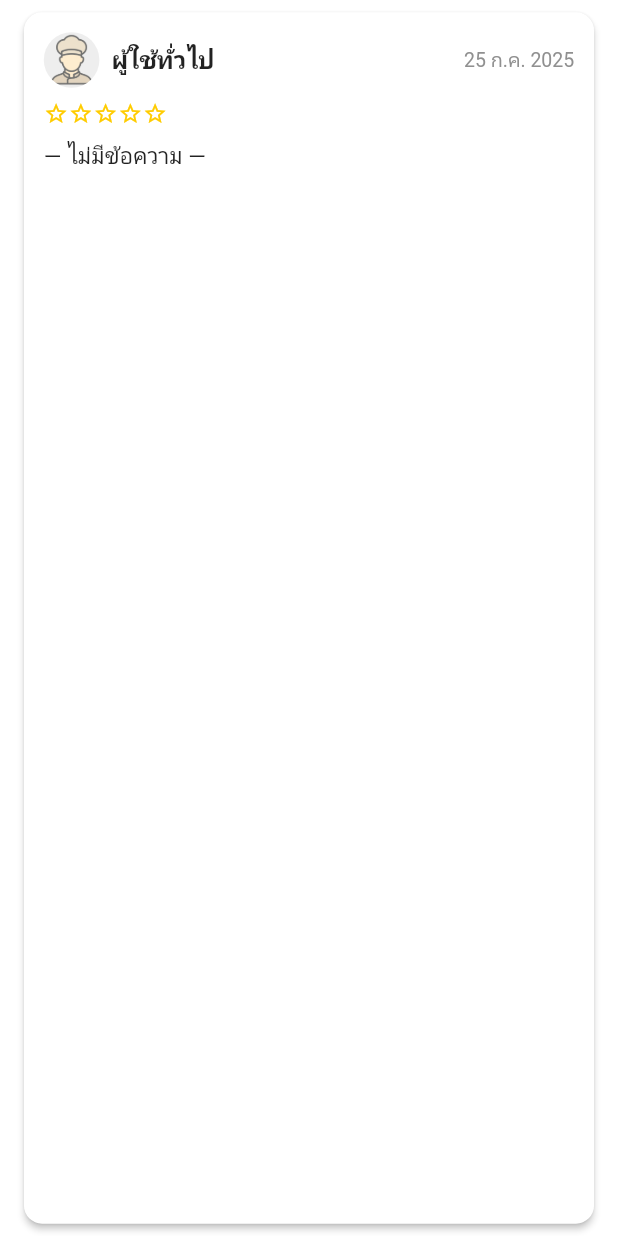
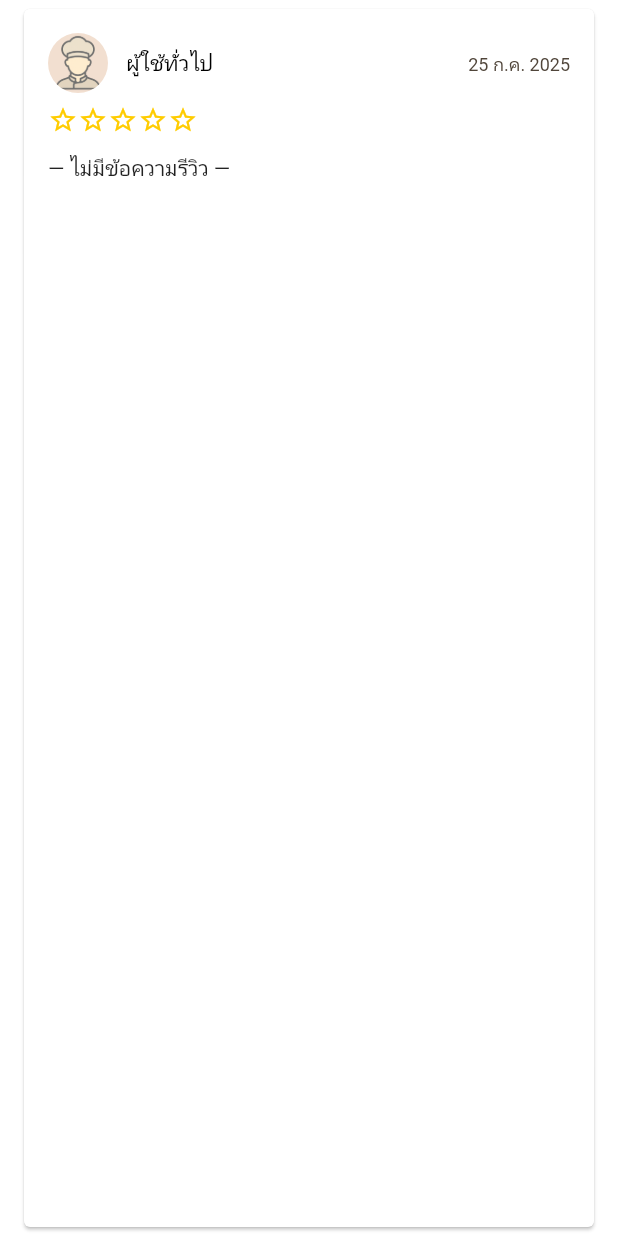
Before and after one commit to Hakuma17/Cookbook, a Flutter app: the CommentCard widget shown alone on an empty page, opened directly with empty values, on a phone screen of 412 x 824 dp. Run offline on Flutter 3.47's test engine with Material 3 defaults, Android fonts, the light colour scheme and no system bars; our stand-ins replace camera, device_info_plus, equatable, flutter_svg, flutter_tts, flutter_typeahead and 6 more; missing offline and left inert: tflite_flutter; accounts and stored records are empty.

Commit message:
refactor: ปรับปรุง UI และการจัดการข้อผิดพลาดใน CommentCard, CommentEditor และ CommentInputField โดยใช้ Theme แทนการคำนวณแบบ Manual

```diff
--- a/cookbook/lib/widgets/comment_card.dart
+++ b/cookbook/lib/widgets/comment_card.dart
@@ -1,5 +1,3 @@
-// lib/widgets/comment_card.dart
-
 import 'package:flutter/foundation.dart';
 import 'package:flutter/material.dart';
 import 'package:intl/intl.dart';
@@ -13,11 +11,11 @@ class CommentCard extends StatefulWidget {
   final ValueChanged<Comment>? onDelete;
 
   const CommentCard({
-    Key? key,
+    super.key,
     required this.comment,
     this.onEdit,
     this.onDelete,
-  }) : super(key: key);
+  });
 
   @override
   State<CommentCard> createState() => _CommentCardState();
@@ -25,150 +23,86 @@ class CommentCard extends StatefulWidget {
 
 class _CommentCardState extends State<CommentCard> {
   bool _expanded = false; // “ดูเพิ่มเติม”
-  int _hovered = -1; // index ดาวที่ hover (desktop)
 
   @override
   Widget build(BuildContext context) {
-    /* ── responsive metrics ── */
-    final w = MediaQuery.of(context).size.width;
-    double clamp(double v, double min, double max) =>
-        v < min ? min : (v > max ? max : v);
+    // ✅ 1. ลบ Manual Responsive Calculation และใช้ Theme
+    final theme = Theme.of(context);
+    final textTheme = theme.textTheme;
+    final colorScheme = theme.colorScheme;
 
-    final avatarR = clamp(w * .045, 14, 22);
-    final starSz = clamp(w * .040, 14, 18);
-    final nameF = clamp(w * .040, 13, 16);
-    final dateF = clamp(w * .033, 11, 13);
-    final textF = clamp(w * .039, 13, 15);
-    final editF = clamp(w * .038, 12, 14);
-    final cardPad = clamp(w * .032, 10, 16);
-    final headGap = clamp(w * .022, 6, 10);
-    final marginV = clamp(w * .020, 6, 12);
-
-    /* ── data mapping ── */
+    // --- Data Mapping ---
     final c = widget.comment;
-
     final userName = (c.profileName?.trim().isNotEmpty ?? false)
         ? c.profileName!
         : 'ผู้ใช้ทั่วไป';
-
     final dateText = c.createdAt != null
-        ? DateFormat('d MMM y', 'th').format(c.createdAt!)
+        ? DateFormat('d MMM yyyy', 'th').format(c.createdAt!)
         : 'ไม่ระบุวันที่';
-
     final avatarProvider = (c.avatarUrl?.isNotEmpty ?? false)
         ? NetworkImage(c.avatarUrl!)
         : const AssetImage('assets/images/default_avatar.png') as ImageProvider;
-
     final commentText = (c.comment?.trim().isNotEmpty ?? false)
         ? c.comment!
-        : '— ไม่มีข้อความ —';
+        : '— ไม่มีข้อความรีวิว —';
 
-    /* ── UI ── */
+    // --- UI ---
     return Card(
-      margin: EdgeInsets.symmetric(horizontal: 16, vertical: marginV),
-      shape: RoundedRectangleBorder(borderRadius: BorderRadius.circular(12)),
-      elevation: 2,
+      margin: const EdgeInsets.symmetric(horizontal: 16, vertical: 6),
       child: Padding(
-        padding: EdgeInsets.all(cardPad),
+        padding: const EdgeInsets.all(16.0),
         child: Column(
           crossAxisAlignment: CrossAxisAlignment.start,
           children: [
-            /* ---------- Header ---------- */
+            // --- Header ---
             Row(
+              crossAxisAlignment: CrossAxisAlignment.center,
               children: [
                 CircleAvatar(
-                  radius: avatarR,
-                  backgroundColor: Colors.grey.shade200,
+                  radius: 20,
+                  backgroundColor: colorScheme.surfaceVariant,
                   backgroundImage: avatarProvider,
                 ),
-                const SizedBox(width: 8),
+                const SizedBox(width: 12),
                 Expanded(
                   child: Text(
                     userName,
+                    style: textTheme.titleSmall,
                     maxLines: 1,
                     overflow: TextOverflow.ellipsis,
-                    style: TextStyle(
-                      fontSize: nameF,
-                      fontWeight: FontWeight.w600,
-                    ),
                   ),
                 ),
-                const SizedBox(width: 4),
+                const SizedBox(width: 8),
                 Text(
                   dateText,
-                  style: TextStyle(
-                    fontSize: dateF,
-                    color: const Color(0xFF909090),
-                  ),
+                  style: textTheme.bodySmall
+                      ?.copyWith(color: colorScheme.onSurfaceVariant),
                 ),
-                if (c.isMine && widget.onDelete != null) ...[
-                  const SizedBox(width: 4),
-                  PopupMenuButton<String>(
-                    iconSize: dateF + 4,
-                    padding: EdgeInsets.zero,
-                    onSelected: (v) {
-                      if (v == 'delete') widget.onDelete?.call(c);
-                    },
-                    itemBuilder: (_) => const [
-                      PopupMenuItem(value: 'delete', child: Text('ลบ')),
-                    ],
-                  ),
-                ],
+                // --- Popup Menu for Delete ---
+                if (c.isMine && widget.onDelete != null) _buildPopupMenu(c),
               ],
             ),
-            SizedBox(height: headGap),
-
-            /* ---------- Rating stars ---------- */
-            Row(
-              children: List.generate(5, (i) {
-                final filled = i < (c.rating ?? 0);
-                final star = Icon(
-                  filled ? Icons.star : Icons.star_border,
-                  size: starSz,
-                  color: const Color(0xFFFFCC00),
-                );
-
-                // hover effect on desktop / web
-                if (kIsWeb ||
-                    defaultTargetPlatform == TargetPlatform.macOS ||
-                    defaultTargetPlatform == TargetPlatform.windows ||
-                    defaultTargetPlatform == TargetPlatform.linux) {
-                  return MouseRegion(
-                    onEnter: (_) => setState(() => _hovered = i),
-                    onExit: (_) => setState(() => _hovered = -1),
-                    child: AnimatedScale(
-                      scale: _hovered == i ? 1.30 : 1.00,
-                      duration: const Duration(milliseconds: 180),
-                      child: star,
-                    ),
-                  );
-                }
-                return star;
-              }),
+            const SizedBox(height: 8),
+            // --- Rating Stars ---
+            _buildRatingStars(c.rating ?? 0, colorScheme),
+            const SizedBox(height: 12),
+            // --- Comment Body (expandable) ---
+            _ExpandableText(
+              text: commentText,
+              style: textTheme.bodyMedium,
+              toggleStyle: textTheme.bodyMedium?.copyWith(
+                color: colorScheme.primary,
+                fontWeight: FontWeight.bold,
+              ),
             ),
-            const SizedBox(height: 8),
-
-            /* ---------- Comment body (expandable) ---------- */
-            _expandable(commentText, textF),
-
-            /* ---------- Edit button ---------- */
+            // --- Edit Button ---
             if (c.isMine && widget.onEdit != null)
               Align(
-                alignment: Alignment.bottomRight,
+                alignment: Alignment.centerRight,
                 child: TextButton.icon(
-                  style: TextButton.styleFrom(
-                    foregroundColor: const Color(0xFF666666),
-                    minimumSize: const Size(64, 28),
-                    padding: EdgeInsets.zero,
-                    tapTargetSize: MaterialTapTargetSize.shrinkWrap,
-                  ),
-                  icon: Icon(Icons.edit, size: editF + 2),
-                  label: Text('แก้ไข',
-                      style: TextStyle(
-                        fontSize: editF,
-                        fontWeight: FontWeight.w500,
-                      )),
                   onPressed: () => widget.onEdit!.call(c),
+                  icon: const Icon(Icons.edit, size: 16),
+                  label: const Text('แก้ไข'),
                 ),
               ),
           ],
@@ -177,43 +111,88 @@ class _CommentCardState extends State<CommentCard> {
     );
   }
 
-  /* ───────── ย่อ / ขยายข้อความ ───────── */
-  Widget _expandable(String text, double fz) {
+  /// ✅ 2. แยก UI ย่อยๆ ออกมาเป็น Widget Builder และใช้ Theme
+  Widget _buildPopupMenu(Comment c) {
+    return SizedBox(
+      width: 32,
+      height: 32,
+      child: PopupMenuButton<String>(
+        iconSize: 18,
+        tooltip: 'ตัวเลือกเพิ่มเติม',
+        onSelected: (value) {
+          if (value == 'delete') widget.onDelete?.call(c);
+        },
+        itemBuilder: (_) => const [
+          PopupMenuItem(value: 'delete', child: Text('ลบรีวิว')),
+        ],
+      ),
+    );
+  }
+
+  Widget _buildRatingStars(int rating, ColorScheme colorScheme) {
+    return Row(
+      children: List.generate(5, (i) {
+        return Icon(
+          i < rating ? Icons.star : Icons.star_border,
+          size: 20,
+          color: const Color(0xFFFFCC00), // สีดาวยังคงเดิมได้เพื่อให้เด่นชัด
+        );
+      }),
+    );
+  }
+}
+
+/// ✅ 3. แยก Logic ของ Expandable Text ออกมาเป็น StatefulWidget ของตัวเอง
+class _ExpandableText extends StatefulWidget {
+  final String text;
+  final TextStyle? style;
+  final TextStyle? toggleStyle;
+
+  const _ExpandableText({required this.text, this.style, this.toggleStyle});
+
+  @override
+  __ExpandableTextState createState() => __ExpandableTextState();
+}
+
+class __ExpandableTextState extends State<_ExpandableText> {
+  bool _isExpanded = false;
+
+  @override
+  Widget build(BuildContext context) {
     return LayoutBuilder(
-      builder: (context, cons) {
-        // 1) สร้าง TextPainter เพื่อเช็กว่าล้นหรือไม่
-        final tp = TextPainter(
-          text:
-              TextSpan(text: text, style: TextStyle(fontSize: fz, height: 1.4)),
-          textDirection: Directionality.of(context), // ใช้บริบทจริง
-          maxLines: _expanded ? null : 3,
-        )..layout(maxWidth: cons.maxWidth);
+      builder: (context, constraints) {
+        final textStyle = widget.style ?? DefaultTextStyle.of(context).style;
 
-        final isOverflow = tp.didExceedMaxLines;
+        // --- ⭐️ จุดที่แก้ไข ⭐️ ---
+        // ดึงค่า textDirection มาจาก context โดยตรง
+        final textDirection = Directionality.of(context);
+
+        final textPainter = TextPainter(
+          text: TextSpan(text: widget.text, style: textStyle),
+          textDirection: textDirection, // 👈 แก้ไขตรงนี้
+          maxLines: 3,
+        )..layout(maxWidth: constraints.maxWidth);
+        // -------------------------
+
+        final isOverflow = textPainter.didExceedMaxLines;
 
         return Column(
           crossAxisAlignment: CrossAxisAlignment.start,
           children: [
             Text(
-              text,
-              maxLines: _expanded ? null : 3,
+              widget.text,
+              style: textStyle,
+              maxLines: _isExpanded ? null : 3,
               overflow: TextOverflow.ellipsis,
-              style: TextStyle(fontSize: fz, height: 1.4),
             ),
             if (isOverflow)
-              TextButton(
-                onPressed: () => setState(() => _expanded = !_expanded),
-                style: TextButton.styleFrom(
-                  padding: EdgeInsets.zero,
-                  minimumSize: Size.zero,
-                  tapTargetSize: MaterialTapTargetSize.shrinkWrap,
-                ),
-                child: Text(
-                  _expanded ? 'ย่อ' : 'ดูเพิ่มเติม',
-                  style: TextStyle(
-                    fontSize: fz,
-                    fontWeight: FontWeight.w500,
-                    color: const Color(0xFFFF9B05),
+              GestureDetector(
+                onTap: () => setState(() => _isExpanded = !_isExpanded),
+                child: Padding(
+                  padding: const EdgeInsets.only(top: 4.0),
+                  child: Text(
+                    _isExpanded ? '...ย่อลง' : 'อ่านเพิ่มเติม...',
+                    style: widget.toggleStyle,
                   ),
                 ),
               ),
```
Also changed, not shown: cookbook/lib/widgets/comment_editor.dart (+91 -132 lines), cookbook/lib/widgets/comment_input_field.dart (+33 -36 lines).
